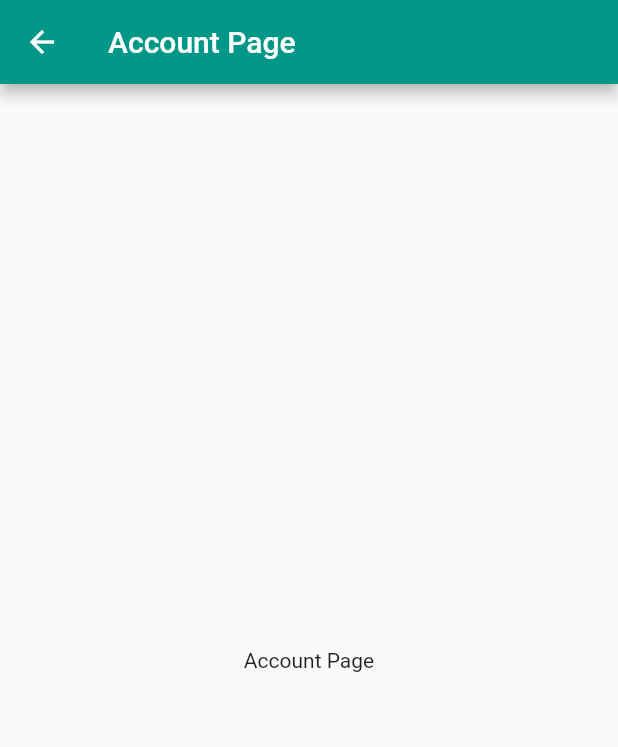
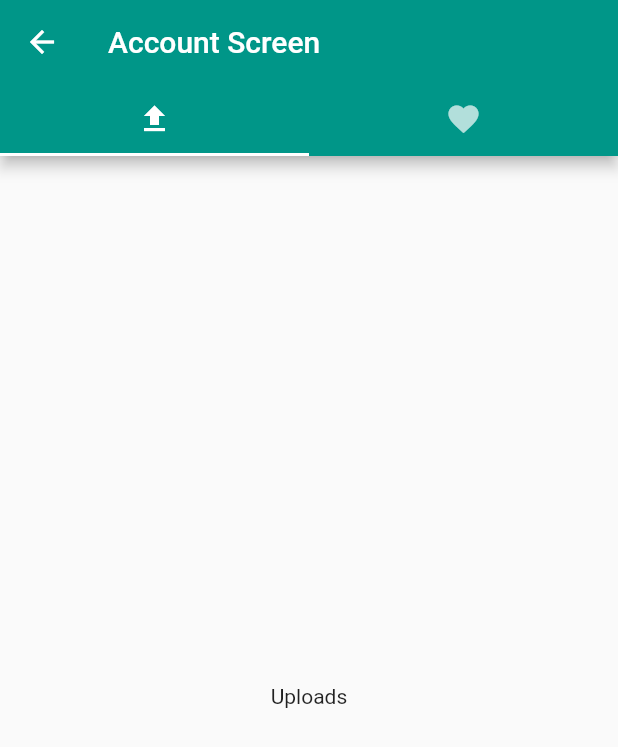
Before and after one commit to JoyalAJohney/mecbookswatch_app, a Flutter app: the AccountScreen screen opened directly, on a phone screen of 412 x 824 dp. Shown: the top 747 px of the screen. Run offline on Flutter 3.47's test engine with Material 2 defaults, Android fonts, the phone set to English and light mode, and no system bars.

Commit message:
Add TabBarView in Account Screen

```diff
--- a/lib/account_screen.dart
+++ b/lib/account_screen.dart
@@ -1,20 +1,86 @@
 import 'package:flutter/material.dart';
 
 
-class AccountScreen extends StatelessWidget {
+class AccountScreen extends StatefulWidget {
+  @override
+  _AccountScreenState createState() => _AccountScreenState();
+}
 
-  final String title;
-  // AccountScreen(this.title);
+class _AccountScreenState extends State<AccountScreen>
+with SingleTickerProviderStateMixin{
+
+  TabController tabController;
+
+  @override
+  void initState(){
+    super.initState();
+    tabController = TabController(length: 2, vsync: this);
+  }
+  @override
+  void dispose(){
+    tabController.dispose();
+    super.dispose();
+  }
 
   @override
   Widget build(BuildContext context) {
     return Scaffold(
       appBar: AppBar(
-        title: Text("Account Page"),
+        title: Text("Account Screen"),
+        bottom: TabBar(
+          controller: tabController,
+          tabs: <Widget>[
+            Tab(
+              icon: Icon(Icons.file_upload),
+            ),
+            Tab(
+              icon: Icon(Icons.favorite),
+            ),
+          ],
+        ),
       ),
-      body: Center(
-        child: Text("Account Page"),
+      body: TabBarView(
+        controller: tabController,
+        children: <Widget>[
+          Uploads(),
+          WishList(),
+        ],
       ),
     );
   }
 }
+
+
+
+class Uploads extends StatefulWidget {
+  @override
+  _UploadsState createState() => _UploadsState();
+}
+
+class _UploadsState extends State<Uploads> {
+  @override
+  Widget build(BuildContext context) {
+    return Scaffold(
+      body: Center(
+        child: Text("Uploads"),
+      ),
+    );
+  }
+}
+
+
+class WishList extends StatefulWidget {
+  @override
+  _WishListState createState() => _WishListState();
+}
+
+class _WishListState extends State<WishList> {
+  @override
+  Widget build(BuildContext context) {
+    return Scaffold(
+      body: Center(
+        child: Text("Wishlist"),
+      ),
+    );
+  }
+}
--- a/lib/home_screen.dart
+++ b/lib/home_screen.dart
@@ -1,7 +1,7 @@
+import './account_screen.dart';
 import 'package:flutter/foundation.dart';
 import 'package:flutter/material.dart';
 import './sell_screen.dart';
-import './account_screen.dart';
 
 
 class HomeScreen extends StatefulWidget {
```
Also changed, not shown: lib/splash_screen.dart (+4 -3 lines), 1 other file.
